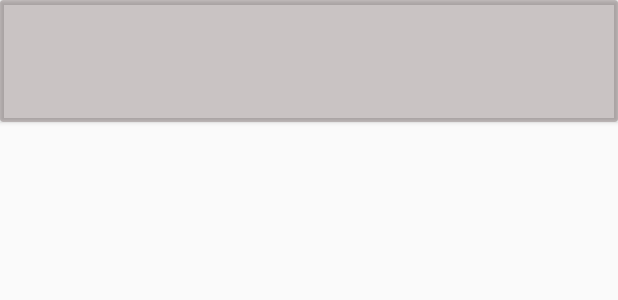
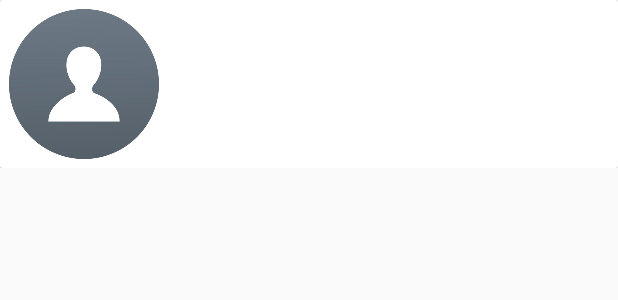
Before and after one commit to bhavitha-fission/Android_Repo, an Android app: the layout cards_layout.xml on its own in the app's theme, with its tools: preview values and no code run, on a phone screen of 412 x 824 dp. Shown: the top 300 px of the screen. Run offline under Robolectric (Android 15) with nearby library versions, the phone set to English and light mode, and no system bars.

Commit message:
Fetch Images From Storage

```diff
--- a/app/src/main/AndroidManifest.xml
+++ b/app/src/main/AndroidManifest.xml
@@ -1,6 +1,9 @@
 <?xml version="1.0" encoding="utf-8"?>
 <manifest xmlns:android="http://schemas.android.com/apk/res/android"
     package="com.fission">
+
+    <uses-permission android:name="android.permission.READ_EXTERNAL_STORAGE"/>
+    <uses-permission android:name="android.permission.WRITE_EXTERNAL_STORAGE"/>
 
     <application
         android:allowBackup="true"
--- a/app/src/main/res/layout/cards_layout.xml
+++ b/app/src/main/res/layout/cards_layout.xml
@@ -1,37 +1,36 @@
 <?xml version="1.0" encoding="utf-8"?>
 <LinearLayout xmlns:android="http://schemas.android.com/apk/res/android"
+    xmlns:tools="http://schemas.android.com/tools"
     android:layout_width="match_parent"
-    android:layout_height="85dp">
-
+    android:layout_height="wrap_content">
 
     <android.support.v7.widget.CardView
         android:layout_width="match_parent"
-        android:layout_height="81dp"
-        android:backgroundTint="#5655">
+        android:layout_height="wrap_content"
+        android:backgroundTint="@android:color/white">
 
         <RelativeLayout
-            android:layout_marginStart="20dp"
-            android:layout_marginTop="20dp"
-            android:layout_marginBottom="20dp"
             android:layout_width="match_parent"
             android:layout_height="wrap_content">
+
             <ImageView
-            android:layout_width="120dp"
-            android:layout_height="60dp"
                 android:id="@+id/imageView"
+                android:layout_width="100dp"
+                android:layout_height="100dp"
                 android:layout_alignParentStart="true"
                 android:layout_alignParentTop="true"
-            android:layout_marginEnd="20dp" android:contentDescription="TODO"/>
+                android:layout_margin="6dp"
+                tools:src="@drawable/profile_pic" />
 
             <TextView
-            android:layout_marginTop="10dp"
-            android:textSize="18sp"
+                android:id="@+id/textView"
                 android:layout_width="wrap_content"
                 android:layout_height="wrap_content"
-            android:id="@+id/textView"
-            android:textStyle="bold"
                 android:layout_centerVertical="true"
-            android:layout_toEndOf="@+id/imageView" />
+                android:layout_marginTop="10dp"
+                android:layout_toEndOf="@+id/imageView"
+                android:textSize="18sp"
+                android:textStyle="bold" />
 
         </RelativeLayout>
 
```
Also changed, not shown: app/src/main/java/com/fission/db/Image.java (deleted, +0 -27 lines), app/src/main/java/com/fission/db/ImageItem.java (added, +31 -0 lines), app/src/main/java/com/fission/db/RecyclerViewAdapter.java (+13 -13 lines), app/src/main/java/com/fission/fragment/HomeFragment.java (+21 -28 lines). Lines whose indentation alone changed are shown as unchanged.
